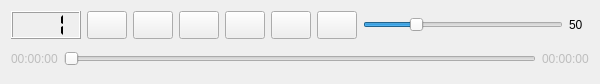
Qt form ui/TanoOsd.ui (ntadej/tano) before a commit.
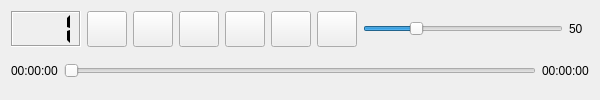
The same form after that commit. Icons and pictures are not drawn.

Commit message: Playlist update for SiOL Recorder fixes UI changes for OSD Duration slider enabled

Diff of the .ui file:
```diff
--- a/ui/TanoOsd.ui
+++ b/ui/TanoOsd.ui
@@ -6,7 +6,7 @@
     <x>0</x>
     <y>0</y>
     <width>600</width>
-    <height>84</height>
+    <height>100</height>
    </rect>
   </property>
   <layout class="QVBoxLayout" name="verticalLayout" >
@@ -27,7 +27,7 @@
         </size>
        </property>
        <property name="frameShadow" >
-        <enum>QFrame::Raised</enum>
+        <enum>QFrame::Sunken</enum>
        </property>
        <property name="numDigits" >
         <number>3</number>
@@ -249,9 +249,6 @@
     <layout class="QHBoxLayout" name="durationLayout" >
      <item>
       <widget class="QLabel" name="labelDuration" >
-       <property name="enabled" >
-        <bool>false</bool>
-       </property>
        <property name="text" >
         <string>00:00:00</string>
        </property>
@@ -259,9 +256,6 @@
      </item>
      <item>
       <widget class="QSlider" name="durationSlider" >
-       <property name="enabled" >
-        <bool>false</bool>
-       </property>
        <property name="orientation" >
         <enum>Qt::Horizontal</enum>
        </property>
@@ -269,9 +263,6 @@
      </item>
      <item>
       <widget class="QLabel" name="labelLenght" >
-       <property name="enabled" >
-        <bool>false</bool>
-       </property>
        <property name="text" >
         <string>00:00:00</string>
        </property>
```
The commit also changes 12 other files.
